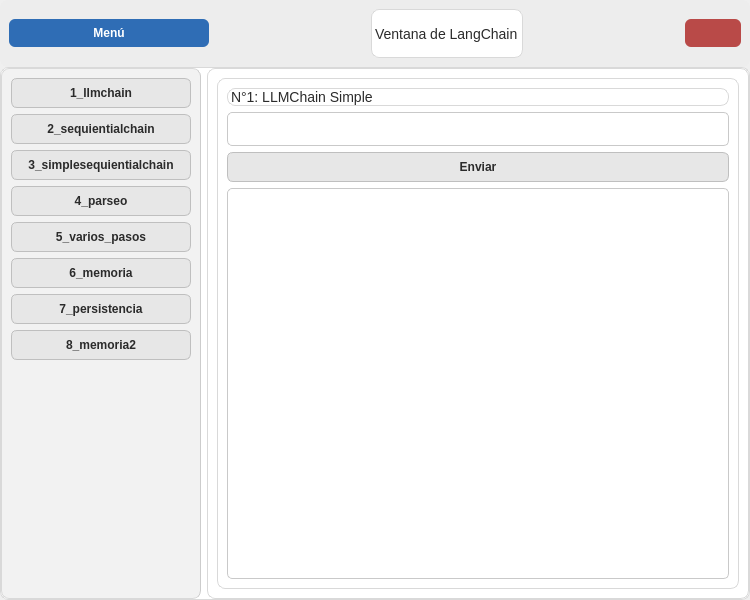
The window that interfaces/ventana_modelos_LangChain.ui (EnzoFereira-UDL/examenia2) describes before a commit, drawn with Qt 5.
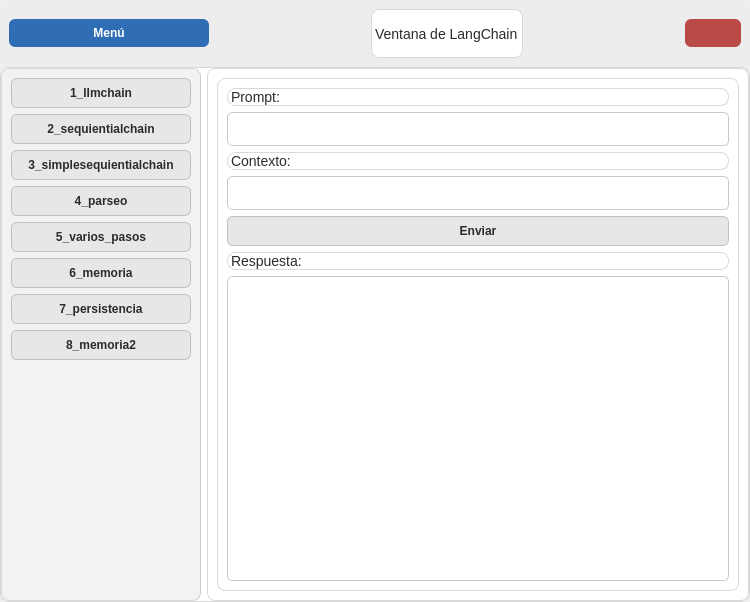
The same window after the commit. Icons and pictures are not drawn.

```diff
--- a/interfaces/ventana_modelos_LangChain.ui
+++ b/interfaces/ventana_modelos_LangChain.ui
@@ -7,7 +7,7 @@
     <x>0</x>
     <y>0</y>
     <width>750</width>
-    <height>600</height>
+    <height>602</height>
    </rect>
   </property>
   <property name="windowTitle">
@@ -374,7 +374,7 @@
              <item>
               <widget class="QLabel" name="label_llm">
                <property name="text">
-                <string>N°1: LLMChain Simple</string>
+                <string>Prompt:</string>
                </property>
               </widget>
              </item>
@@ -385,6 +385,16 @@
                </property>
               </widget>
              </item>
+             <item>
+              <widget class="QLabel" name="label_2">
+               <property name="text">
+                <string>Contexto:</string>
+               </property>
+              </widget>
+             </item>
+             <item>
+              <widget class="QLineEdit" name="input_contexto"/>
+             </item>
              <item>
               <widget class="QPushButton" name="btn_enviar_llm">
                <property name="text">
@@ -392,6 +402,13 @@
                </property>
               </widget>
              </item>
+             <item>
+              <widget class="QLabel" name="label_3">
+               <property name="text">
+                <string>Respuesta:</string>
+               </property>
+              </widget>
+             </item>
              <item>
               <widget class="QTextEdit" name="output_llm"/>
              </item>
```
